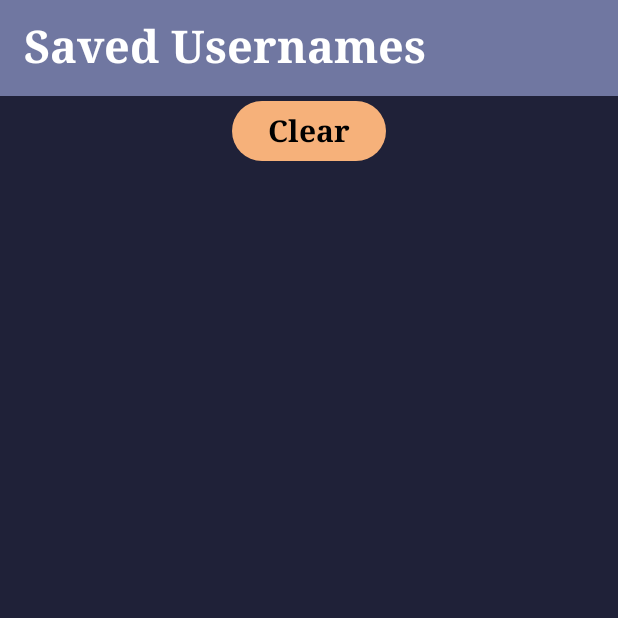
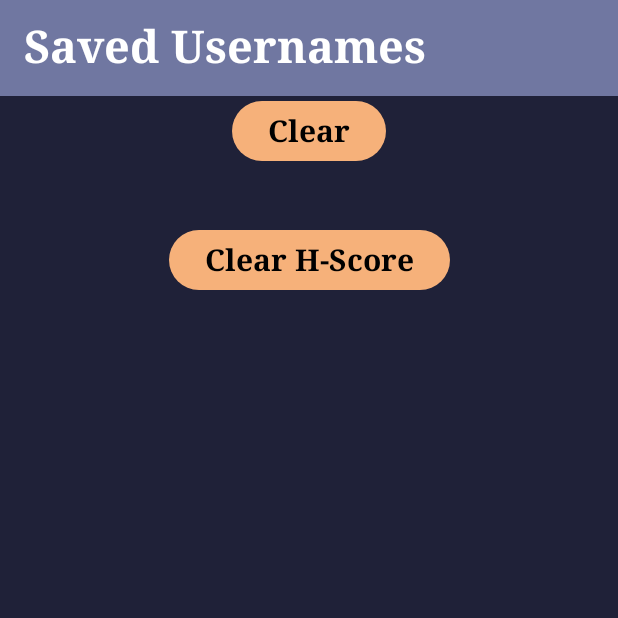
Before and after one commit to mikesplore/WordGame, an Android app built with Jetpack Compose: the GameScreen screen opened through its navigation route, after a tap on "Outcome", on a phone screen of 412 x 824 dp, the top half of it. Run offline under Robolectric (Android 15) with nearby library versions, the phone set to English and light mode, and no system bars.

Commit message:
file management2

```diff
--- a/app/src/main/java/com/mike/wordgame/GameScreen.kt
+++ b/app/src/main/java/com/mike/wordgame/GameScreen.kt
@@ -51,16 +51,12 @@ import java.io.FileOutputStream
 import java.io.IOException
 import android.content.Context
 import android.widget.Toast
+import androidx.compose.runtime.setValue
+import androidx.compose.ui.graphics.RectangleShape
 import androidx.compose.ui.platform.LocalContext
-import kotlinx.coroutines.Dispatchers
-import kotlinx.coroutines.withContext
-import java.io.BufferedReader
 import java.io.DataInputStream
 import java.io.DataOutputStream
 import java.io.FileInputStream
-import java.io.InputStreamReader
-
-
 import java.util.Locale
 
 @Composable
@@ -123,9 +119,6 @@ fun Gamescreen(navController: NavController) {
                     GlobalVariables.outcome.value = "Time is UP!"
                     GlobalVariables.outcomeColor.value = Color.Red
 
-
-
-
                     break
                 }
             }
@@ -164,42 +157,26 @@ fun Gamescreen(navController: NavController) {
            )
         }
 
-        Row(
-            modifier = Modifier
-                .height(70.dp)
-                .fillMaxWidth(),
-            verticalAlignment = Alignment.Bottom,
-            horizontalArrangement = Arrangement.Center
-        ) {
-            Column(horizontalAlignment = Alignment.CenterHorizontally) {
-
-                val hintcolor = GlobalVariables.hintcolor.value
-                Row (modifier = Modifier
-                    .width(250.dp)
-                    .height(70.dp)
-                    .background(color = hintcolor, shape = RoundedCornerShape(10.dp)),
-                    horizontalArrangement = Arrangement.Center,
-                    verticalAlignment = Alignment.CenterVertically){
-
-                    Text(text =GlobalVariables.hint.value, style = TextStyle(),
-                        fontFamily = FontFamily.Serif,
-                        fontSize = 20.sp,
-                        color = Color.White,
-
-                   )
-                }
-            }
-        }
 
         //outcome box
+
+        Column (modifier = Modifier
+            .height(200.dp)
+            .background(Color(0xff424769), shape = RoundedCornerShape(20.dp))
+            .fillMaxWidth(),
+            verticalArrangement = Arrangement.SpaceBetween,
+            horizontalAlignment = Alignment.CenterHorizontally){
+
+
         Button(onClick = {
                         navController.navigate("Usernames")
 
         },
             modifier = Modifier
-                .width(270.dp)
-                .height(70.dp),
-            shape = RoundedCornerShape(10.dp),
+                .width(430.dp)
+                .height(85.dp),
+            shape = RectangleShape,
+
             colors = ButtonDefaults.buttonColors(GlobalVariables.outcomeColor.value)
 
         ) {
@@ -211,14 +188,57 @@ fun Gamescreen(navController: NavController) {
                 )
 
         }
+            Row (modifier = Modifier
+                .height(85.dp)
+                .background(color = GlobalVariables.hintbackground.value)
+                .fillMaxWidth(),
+                verticalAlignment = Alignment.CenterVertically,
+                horizontalArrangement = Arrangement.Center){
+                Text(text =GlobalVariables.hint.value,
+                    style = TextStyle(),
+                    fontFamily = FontFamily.Serif,
+                    fontWeight = FontWeight.SemiBold,
+                    fontSize = 40.sp,
+                    color = Color.Black)
+
+
+            }
+
+            Row (modifier = Modifier
+                .height(25.dp)
+                .background(color = Color(0xff7077A1), shape = RoundedCornerShape(20.dp))
+                .fillMaxWidth(),
+                verticalAlignment = Alignment.CenterVertically,
+                horizontalArrangement = Arrangement.Center){
+                TypewriterText(
+                    texts = listOf(
+
+                        "Happy Gaming!",
+                        "Tap the Timer to restart game",
+                        "Some words are not properly arranged",
+                        "Words category is shown above",
+                        "Answer button will deduct 3 seconds",
+                        "Skip button will deduct 2 seconds",
+                        "Correct guess adds 10 seconds",
+                        "Tap outcome to reset H-score and profile"
+                    ), fontSize = 16.sp
+                )
+
+
+            }
+
+
+
+
+        }
 
 
         Box(
             modifier = Modifier
-                .height(150.dp)
+                .height(200.dp)
                 .padding(20.dp)
                 .background(Color(0xff424769), shape = RoundedCornerShape(10.dp))
-                .width(350.dp),
+                .fillMaxWidth(),
             contentAlignment = Alignment.Center
         ) {
             Column (horizontalAlignment = Alignment.CenterHorizontally,
@@ -258,6 +278,7 @@ fun Gamescreen(navController: NavController) {
                     GlobalVariables.outcomeColor.value = Color(0xff1e8a37)
                     GlobalVariables.hint.value = GlobalVariables.word.value
                     GlobalVariables.hintcolor.value = Color(0xff1e8a37)
+                    GlobalVariables.hintbackground.value = Color(0xffF6B17A)
                     GlobalVariables.word.value = getRandomWord(GlobalVariables.selectedcategory, GlobalVariables.selectedlevel)
                     GlobalVariables.timer.value+=10
                     GlobalVariables.correctGuesscount.value+=1
@@ -299,6 +320,7 @@ fun Gamescreen(navController: NavController) {
             GlobalVariables.buttontext.value,
             GlobalVariables.outcomeColor.value,
             GlobalVariables.hint.value,
+            GlobalVariables.hintbackground.value
 
 
             )
@@ -306,6 +328,7 @@ fun Gamescreen(navController: NavController) {
             // Wait for the outcome to change
             delay(2000) // Delay for 2000 milliseconds (2 seconds)
             // After 2 seconds, reset the outcome to "Check"
+                    GlobalVariables.hintbackground.value = Color.Transparent
             GlobalVariables.outcome.value = "Outcome"
             GlobalVariables.buttontext.value = "Check"
             GlobalVariables.outcomeColor.value = Color(0xff424769)
--- a/app/src/main/java/com/mike/wordgame/MainActivity.kt
+++ b/app/src/main/java/com/mike/wordgame/MainActivity.kt
@@ -35,7 +35,7 @@ object GlobalVariables {
     var hint: MutableState<String> = mutableStateOf("")
     var selectedcategory: String = "Mike"
     var selectedlevel: String = "easy"
-    var word: MutableState<String> = mutableStateOf(getRandomWord(selectedcategory,GlobalVariables.selectedlevel))
+    var word: MutableState<String> = mutableStateOf(getRandomWord(selectedcategory, selectedlevel))
     var timer: MutableState<Int> = mutableStateOf(60)
     var timerRunning: MutableState<Boolean> = mutableStateOf(true)
     var enterednamecolor: MutableState<Color> = mutableStateOf(Color.White)
@@ -44,13 +44,13 @@ object GlobalVariables {
     var wrongGuesscount: MutableState<Int> = mutableStateOf(0)
     var skippedguess: MutableState<Int> = mutableStateOf(0)
     var Attempts: MutableState<Int> = mutableStateOf(0)
-    var Version: MutableState<String> = mutableStateOf("1.0.6")
-    var versiontextcolor: MutableState<Color> = mutableStateOf(Color.White)
     var buttontext: MutableState<String> = mutableStateOf("Check")
-    var selectedword: MutableState<String> = mutableStateOf("anonymous")
     var username: MutableState<String> = mutableStateOf("")
     var enteredword: MutableState<String> = mutableStateOf("")
     var selectedAvatar: Int? = null
+    var prevoiusword: MutableState<String> = mutableStateOf("")
+    var hintbackground: MutableState<Color> = mutableStateOf(Color(0x00FFFFFF))
+
 
 
 
--- a/app/src/main/java/com/mike/wordgame/NameScreen.kt
+++ b/app/src/main/java/com/mike/wordgame/NameScreen.kt
@@ -1,18 +1,11 @@
 package com.mike.wordgame
 
-import android.content.Context
-import android.widget.Toast
 import androidx.compose.animation.AnimatedVisibility
-import androidx.compose.animation.core.FiniteAnimationSpec
-
-import androidx.compose.animation.core.tween
 import androidx.compose.animation.expandIn
 import androidx.compose.animation.fadeIn
 import androidx.compose.animation.fadeOut
 import androidx.compose.animation.shrinkOut
-import androidx.compose.animation.slideIn
 import androidx.compose.animation.slideInHorizontally
-import androidx.compose.animation.slideOut
 import androidx.compose.animation.slideOutHorizontally
 import androidx.compose.animation.slideOutVertically
 import androidx.compose.foundation.Image
@@ -21,14 +14,12 @@ import androidx.compose.foundation.clickable
 import androidx.compose.foundation.layout.Arrangement
 import androidx.compose.foundation.layout.Box
 import androidx.compose.foundation.layout.Column
-import androidx.compose.foundation.layout.Row
 import androidx.compose.foundation.layout.fillMaxSize
 import androidx.compose.foundation.layout.fillMaxWidth
 import androidx.compose.foundation.layout.height
 import androidx.compose.foundation.layout.padding
 import androidx.compose.foundation.layout.size
 import androidx.compose.foundation.layout.width
-import androidx.compose.foundation.shape.CircleShape
 import androidx.compose.foundation.shape.RoundedCornerShape
 import androidx.compose.material3.Button
 import androidx.compose.material3.ButtonDefaults
@@ -38,6 +29,7 @@ import androidx.compose.material3.TextFieldDefaults
 import androidx.compose.runtime.Composable
 import androidx.compose.runtime.LaunchedEffect
 import androidx.compose.runtime.getValue
+import androidx.compose.runtime.mutableLongStateOf
 import androidx.compose.runtime.mutableStateOf
 import androidx.compose.runtime.remember
 import androidx.compose.runtime.setValue
@@ -61,8 +53,7 @@ import androidx.compose.ui.unit.sp
 import androidx.navigation.NavController
 import androidx.navigation.compose.rememberNavController
 import kotlinx.coroutines.delay
-import java.io.FileOutputStream
-import java.io.IOException
+
 
 
 @Composable
@@ -90,36 +81,39 @@ fun NameScreen(navController: NavController){
 
 @Composable
 fun NameEntryScreen(navController: NavController, onNameEntered: (String) -> Unit) {
-    var entername by remember{ mutableStateOf("Hello, there!")}
+    var entername by remember { mutableStateOf("Hello, there!")}
     var clicked by remember { mutableStateOf(false )}
+    var textcolor by remember{(mutableStateOf(Color.White))}
     val context = LocalContext.current
 
     Column(
         modifier = Modifier
             .fillMaxWidth()
-            .height(if (clicked) 170.dp else 40.dp)
+            .height(if (clicked) 190.dp else 35.dp)
             .padding(horizontal = 16.dp)
             .clickable { clicked = !clicked }, // Toggle clicked state when clicked
-        horizontalAlignment = Alignment.CenterHorizontally
+        horizontalAlignment = Alignment.CenterHorizontally,
+        verticalArrangement = Arrangement.Bottom
     ) {
-        Box(modifier = Modifier){
+        // Display the text "Hello there" always
         Text(
             text = entername,
-            style = TextStyle(color = GlobalVariables.enterednamecolor.value, fontSize = 30.sp, fontFamily = FontFamily.Serif)
-        )}
+            style = TextStyle(color =textcolor, fontSize = 30.sp, fontFamily = FontFamily.Serif)
+        )
 
+        // Display the text input field only when clicked is true
+        if (clicked) {
             OutlinedTextField(
                 value = GlobalVariables.username.value,
                 onValueChange = { newUsername ->
                     if (newUsername.all { it.isLetterOrDigit() }) {
                         GlobalVariables.username.value = newUsername
-
                     } else {
                         entername = "Alphanumeric only"
-                    GlobalVariables.enterednamecolor.value = Color.Red
+                        textcolor = Color.Red
+
                     }
                 },
-
                 textStyle = TextStyle(color = Color.White, fontSize = 18.sp),
                 label = { Text("Name", style = TextStyle(), color = Color.White, fontFamily = FontFamily.Serif) },
                 modifier = Modifier
@@ -134,8 +128,9 @@ fun NameEntryScreen(navController: NavController, onNameEntered: (String) -> Uni
                     unfocusedTextColor = Color.Black
                 ),
                 shape = RoundedCornerShape(10.dp)
+            )
+        }
 
-        )
         Button(
             onClick = {
                 if (GlobalVariables.username.value.trim().isNotEmpty()) {
@@ -144,9 +139,7 @@ fun NameEntryScreen(navController: NavController, onNameEntered: (String) -> Uni
                     navController.navigate("AvatarScreen")
                 } else {
                     entername = "No username entered"
-                    GlobalVariables.enterednamecolor.value = Color.Red
-
-
+                    textcolor = Color.Red
                 }
             },
             modifier = Modifier.width(150.dp),
@@ -155,27 +148,27 @@ fun NameEntryScreen(navController: NavController, onNameEntered: (String) -> Uni
         ) {
             Text(text = "Continue", style = TextStyle(), fontFamily = FontFamily.Serif, color = Color.Black, fontWeight = FontWeight.Bold)
         }
-
     }
 
-    LaunchedEffect(entername){
-        delay(1000)
-        entername = "Enter your username"
-        GlobalVariables.enterednamecolor.value = Color.White
-
+    LaunchedEffect(entername) {
+        delay(2000)
+        textcolor = Color.White
+        entername = "Enter your name"
     }
 }
 
+
+
 @Composable
 fun Titlebar() {
-    var wlettercolor by remember { mutableStateOf(0xff00ffffff)}
-    var olettercolor by remember { mutableStateOf(0xff00ffffff)}
-    var rlettercolor by remember { mutableStateOf(0xff00ffffff)}
-    var dlettercolor by remember { mutableStateOf(0xff00ffffff)}
-    var glettercolor by remember { mutableStateOf(0xff00ffffff)}
-    var alettercolor by remember { mutableStateOf(0xff00ffffff)}
-    var mlettercolor by remember { mutableStateOf(0xff00ffffff)}
-    var elettercolor by remember { mutableStateOf(0xff00ffffff)}
+    var wlettercolor by remember { mutableLongStateOf(0xff00ffffff)}
+    var olettercolor by remember { mutableLongStateOf(0xff00ffffff) }
+    var rlettercolor by remember { mutableLongStateOf(0xff00ffffff) }
+    var dlettercolor by remember { mutableLongStateOf(0xff00ffffff) }
+    var glettercolor by remember { mutableLongStateOf(0xff00ffffff) }
+    var alettercolor by remember { mutableLongStateOf(0xff00ffffff) }
+    var mlettercolor by remember { mutableLongStateOf(0xff00ffffff)}
+    var elettercolor by remember { mutableLongStateOf(0xff00ffffff) }
 
     val titledescription = buildAnnotatedString {
         withStyle(style = SpanStyle(fontWeight = FontWeight.Bold, color = Color(wlettercolor), fontSize = 80.sp)) {
--- a/app/src/main/java/com/mike/wordgame/ResultsScreen.kt
+++ b/app/src/main/java/com/mike/wordgame/ResultsScreen.kt
@@ -285,7 +285,7 @@ fun Thanksbox(){
         .background(Color(0xff424769), shape = RoundedCornerShape(10.dp))
         .width(300.dp),
         contentAlignment = Alignment.Center){
-        Text(text = "Thanks for playing, ${GlobalVariables.thanksname.value.capitalize(Locale.ROOT)}", style = TextStyle(),
+        Text(text = "Thanks for playing, ${GlobalVariables.username.value.capitalize(Locale.ROOT)}", style = TextStyle(),
             fontWeight = FontWeight.Bold,
             fontFamily = FontFamily.Serif,
             fontSize = 16.sp,
--- a/app/src/main/java/com/mike/wordgame/SavedUsernamesScreen.kt
+++ b/app/src/main/java/com/mike/wordgame/SavedUsernamesScreen.kt
@@ -123,7 +123,7 @@ fun SavedUsernames(navController: NavController) {
 
             Button(
                 onClick = {
-                    cleanFile(context = context)
+                    cleanusernameFile(context = context)
                 },
                 modifier = Modifier
                     .padding(top = 30.dp)
@@ -132,6 +132,26 @@ fun SavedUsernames(navController: NavController) {
             ) {
                 Text(
                     "Clear",
+                    style = TextStyle(
+                        fontFamily = FontFamily.Serif,
+                        fontWeight = FontWeight.SemiBold,
+                        fontSize = 20.sp,
+                        color = Color.Black
+                    )
+                )
+            }
+
+            Button(
+                onClick = {
+                    cleanHighScoreFile(context = context)
+                },
+                modifier = Modifier
+                    .padding(top = 30.dp)
+                    .align(Alignment.CenterHorizontally),
+                colors = ButtonDefaults.buttonColors(Color(0xffF6B17A))
+            ) {
+                Text(
+                    "Clear H-Score",
                     style = TextStyle(
                         fontFamily = FontFamily.Serif,
                         fontWeight = FontWeight.SemiBold,
@@ -158,7 +178,6 @@ fun saveNameToFile(context: Context, name: String) {
             context.openFileOutput("usernameFile.txt", Context.MODE_APPEND) // Open file in append mode
         fos.write("$name\n".toByteArray()) // Add a newline character to separate entries
         fos.close()
-        Toast.makeText(context, "Username saved successfully", Toast.LENGTH_SHORT).show()
     } catch (e: Exception) {
         e.printStackTrace()
         Toast.makeText(context, "Error saving username", Toast.LENGTH_SHORT).show()
@@ -184,19 +203,25 @@ fun readNameFile(context: Context): List<String> {
 }
 
 //clear the names file
-fun cleanFile(context: Context) {
+fun cleanusernameFile(context: Context) {
     try {
         val file = File(context.filesDir,"usernameFile.txt")
-        file.writeText("") // Write an empty string to clear the file
-        println("File cleaned successfully.")
-    } catch (e: Exception) {
+        file.writeText("")
+        Toast.makeText(context, "File cleared successfully.", Toast.LENGTH_SHORT).show()    } catch (e: Exception) {
         e.printStackTrace()
-        println("Error cleaning the file.")
-    }
+        Toast.makeText(context, "Error cleaning file", Toast.LENGTH_SHORT).show()    }
 }
 
+fun cleanHighScoreFile(context: Context) {
+    try {
+        val file = File(context.filesDir,"HighScore.txt")
+        file.writeText("")
+        Toast.makeText(context, "File cleared successfully.", Toast.LENGTH_SHORT).show()    } catch (e: Exception) {
+        e.printStackTrace()
+        Toast.makeText(context, "Error cleaning file", Toast.LENGTH_SHORT).show()    }
+}
 @Preview
 @Composable
-fun preview(){
+fun Preview(){
     SavedUsernames(navController = rememberNavController())
 }
--- a/gradle.properties
+++ b/gradle.properties
@@ -6,7 +6,7 @@
 # http://www.gradle.org/docs/current/userguide/build_environment.html
 # Specifies the JVM arguments used for the daemon process.
 # The setting is particularly useful for tweaking memory settings.
-org.gradle.jvmargs=-Xmx2048m -Dfile.encoding=UTF-8
+org.gradle.jvmargs=-Xmx4096m -Dfile.encoding=UTF-8
 # When configured, Gradle will run in incubating parallel mode.
 # This option should only be used with decoupled projects. For more details, visit
 # https://developer.android.com/r/tools/gradle-multi-project-decoupled-projects
```
Also changed, not shown: app/src/main/java/com/mike/wordgame/Words.kt (+144 -20 lines), 2 other files. Lines whose indentation alone changed are shown as unchanged.
